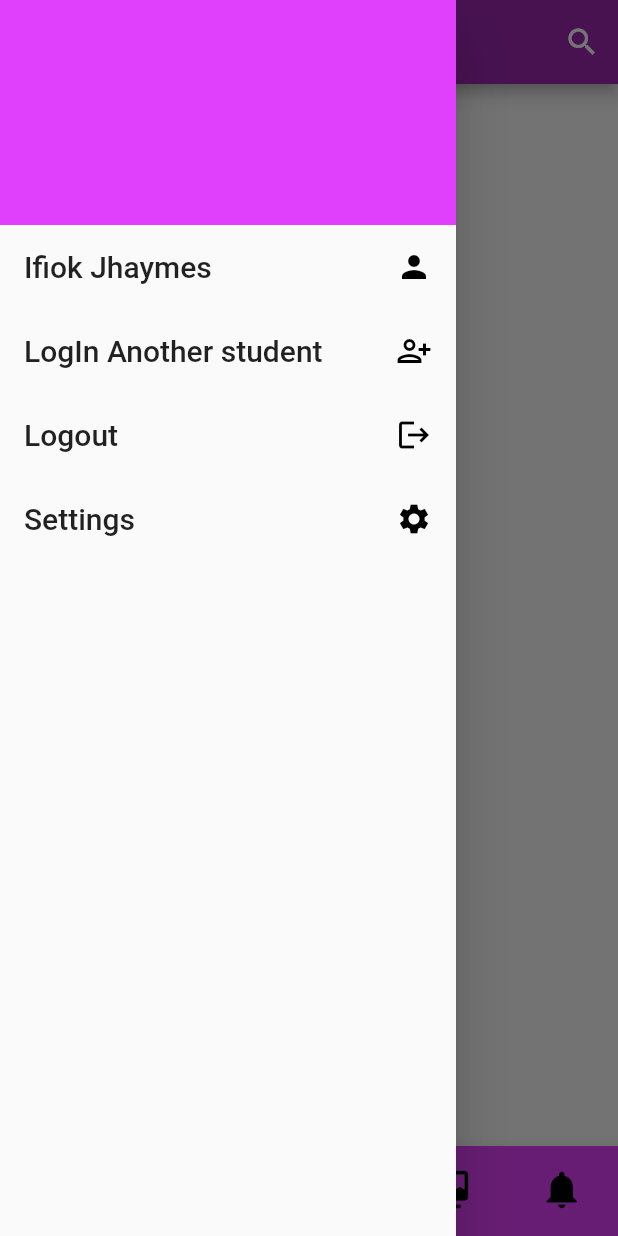
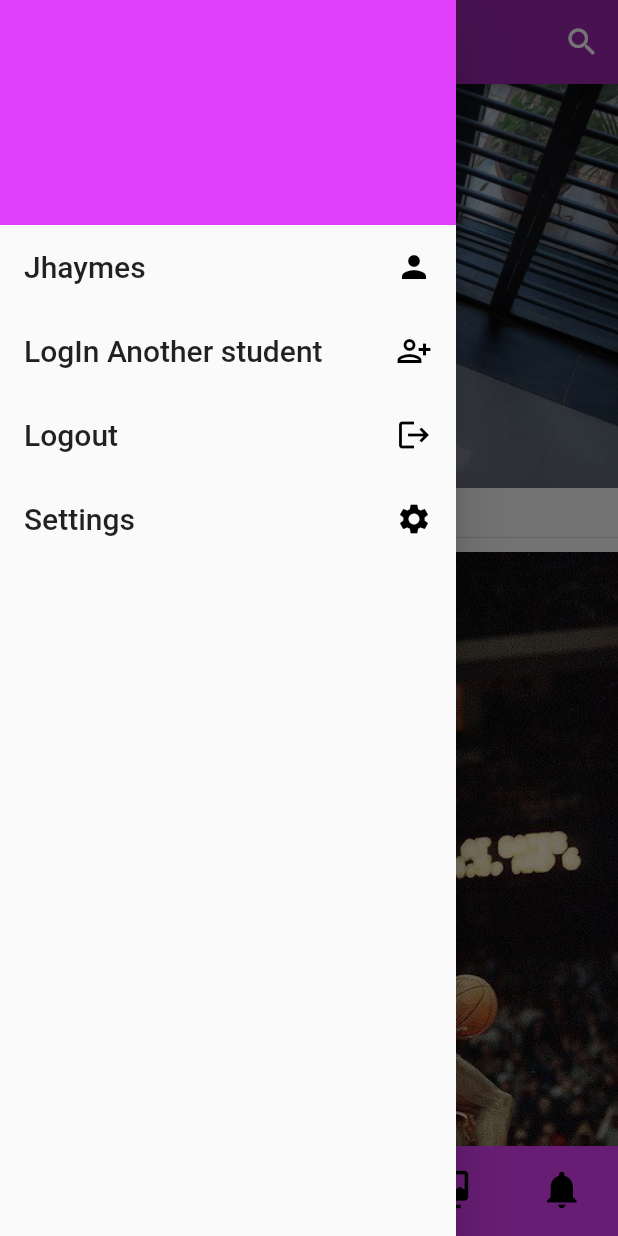
Before and after one commit to jhaymesdev/school_x, a Flutter app: the screen it shows after launch, with the side drawer open, on a phone screen of 412 x 824 dp. Run offline on Flutter 3.47's test engine with Material 2 defaults, Android fonts, the phone set to English and light mode, and no system bars.

Commit message:
I think I prefer Asset images than network iamge

```diff
--- a/lib/main.dart
+++ b/lib/main.dart
@@ -1,5 +1,7 @@
 import 'package:flutter/material.dart';
 import 'package:provider/provider.dart';
+import './screens/analysis.dart';
+import './screens/student_profile_screen.dart';
 import './screens/full_notification_screen.dart';
 import './providers/notification_info.dart';
 import './providers/notification_list.dart';
@@ -27,7 +29,9 @@ class MyApp extends StatelessWidget {
         ),
         home: CustomNavigationBar(),
         routes: {
+          StudentProfileScreen.routeName:(context) => StudentProfileScreen(),
           FullNotificationScreen.routeName:(context)=> FullNotificationScreen(),
+          Analysis.routeName:(context) => Analysis(),
         },
       ),
     );
--- a/lib/screens/analysis.dart
+++ b/lib/screens/analysis.dart
@@ -1,6 +1,7 @@
 import 'package:flutter/material.dart';
 
 class Analysis extends StatefulWidget {
+  static const routeName = "analysis";
   @override
   _AnalysisState createState() => _AnalysisState();
 }
@@ -9,6 +10,7 @@ class _AnalysisState extends State<Analysis> {
   @override
   Widget build(BuildContext context) {
     return Scaffold(
+      appBar: AppBar(),
       body: Center(
         child: Text("Welcome to the analysis page for result and student"),
       ),
--- a/lib/screens/home.dart
+++ b/lib/screens/home.dart
@@ -1,3 +1,5 @@
+import 'dart:ui';
+
 import 'package:flutter/material.dart';
 
 class HomePage extends StatefulWidget {
@@ -6,12 +8,38 @@ class HomePage extends StatefulWidget {
 }
 
 class _HomePageState extends State<HomePage> {
+  Widget newsFeed(String imagePath,String highlight){
+    return Stack(children:[
+      Container(
+        color: Colors.black,
+      ),
+      Column(
+        mainAxisAlignment: MainAxisAlignment.start,
+        crossAxisAlignment: CrossAxisAlignment.start,
+        children: [
+          Image.asset(imagePath),
+          Center(child: Text(highlight,style: TextStyle(fontSize: 20),)),
+          Divider(height: 20,),
+        ],
+      )
+    ]
+    );
+  }
+
   @override
   Widget build(BuildContext context) {
     return Scaffold(
-      body: Center(
-        child: Text("Welcome to the home page"),
-      ),
+      body:ListView(
+        children: [
+          newsFeed("assets/image/dsc_lead.jpg", "New DSC lead"),
+          newsFeed("assets/image/game_prefect.jpg", "Update on the on-Going milo basket ball competition"),
+          newsFeed("assets/image/prefect.jpg", "The frowning student finally becomes happy"),
+          newsFeed("assets/image/dsc_lead.jpg", "New DSC lead"),
+          newsFeed("assets/image/dsc_lead.jpg", "New DSC lead"),
+          newsFeed("assets/image/dsc_lead.jpg", "New DSC lead"),
+          newsFeed("assets/image/dsc_lead.jpg", "New DSC lead"),
+        ],
+      )
     );
   }
 }
--- a/lib/widgets/drawer.dart
+++ b/lib/widgets/drawer.dart
@@ -1,6 +1,8 @@
 import 'package:flutter/material.dart';
+import 'package:school_x/screens/student_profile_screen.dart';
 
 class CustomDrawer extends StatelessWidget {
+  String nameOfStudent = "Jhaymes";
   @override
   Widget build(BuildContext context) {
     return Drawer(
@@ -11,8 +13,10 @@ class CustomDrawer extends StatelessWidget {
         height: 150,
           ),
       ListTile(
-          onTap: (){},
-      title: Text("Ifiok Jhaymes ",style: TextStyle(fontSize: 20,),),
+          onTap: (){
+            Navigator.of(context).pushNamed(StudentProfileScreen.routeName,arguments: nameOfStudent);
+          },
+      title: Text("$nameOfStudent",style: TextStyle(fontSize: 20,),),
         trailing: Icon(Icons.person,color: Colors.black,),
         ),
       ListTile(
```
Also changed, not shown: lib/screens/student_profile_screen.dart (added, +64 -0 lines), pubspec.yaml (+4 -3 lines), assets/image/dsc_lead.jpg (added), assets/image/game_prefect.jpg (added), assets/image/prefect.jpg (added).
